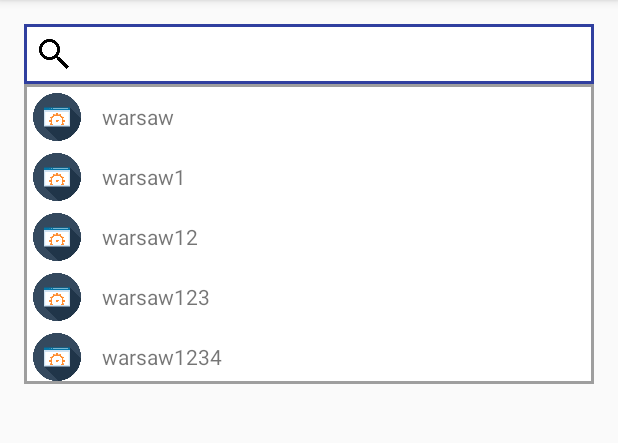
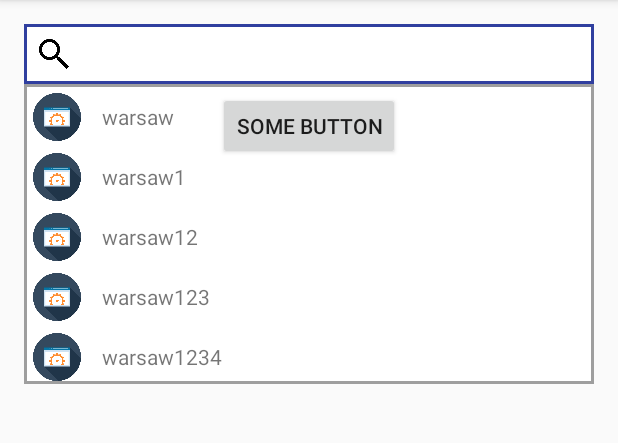
Before and after one commit to PiotrBandurski/ExpandableSearchView, an Android app: the screen it shows after launch (MainActivity), on a phone screen of 412 x 824 dp, the part 84-527 px from its top. Run offline under Robolectric (Android 15) with nearby library versions, the phone set to English and light mode, and no system bars; our stand-ins replace Picasso.

Commit message:
updated sample project

```diff
--- a/app/src/main/res/layout/activity_main.xml
+++ b/app/src/main/res/layout/activity_main.xml
@@ -11,29 +11,22 @@
     android:paddingTop="@dimen/activity_vertical_margin"
     tools:context="pl.piotrbandurski.expandablesearchview.MainActivity">
 
+    <Button
+        android:layout_width="wrap_content"
+        android:layout_height="45dp"
+        android:text="Some button"
+        android:id="@+id/button"
+        android:layout_marginTop="45dp"
+        android:layout_centerHorizontal="true" />
+
     <TextView
         android:layout_width="wrap_content"
         android:layout_height="20dp"
         android:text="Some Text "
+        android:id="@+id/textView"
+        android:layout_below="@+id/button"
         android:layout_centerHorizontal="true"
-        android:layout_marginTop="45dp" />
-
-    <TextView
-        android:layout_width="wrap_content"
-        android:layout_height="20dp"
-        android:text="Some Text 2"
-        android:id="@+id/textView"
-        android:layout_centerHorizontal="true"
-        android:layout_marginTop="75dp" />
-
-    <ImageView
-        android:layout_width="120dp"
-        android:layout_height="120dp"
-        android:src="@drawable/atom"
-        android:layout_below="@+id/textView"
-        android:layout_centerHorizontal="true"
-        android:layout_marginTop="10dp"
-        android:id="@+id/imageView" />
+        android:layout_marginTop="21dp" />
 
     <pl.piotrbandurski.expandablesearchview.views.ExpandableSearchView
         android:id="@+id/expandable_searchview"
@@ -45,6 +38,4 @@
         app:maxListHeight="200dp"
         app:singleItemHeight="40dp"
         />
-
-
 </RelativeLayout>
--- a/expandablesearchviewlibrary/src/main/java/pl/piotrbandurski/expandablesearchview/views/SlidingExpandableListView.java
+++ b/expandablesearchviewlibrary/src/main/java/pl/piotrbandurski/expandablesearchview/views/SlidingExpandableListView.java
@@ -108,7 +108,6 @@ class SlidingExpandableListView extends ListView {
         }
     }
 
-
     private int getHeightOfAllItemsInPx(){
         Adapter adapter = getAdapter();
         if (adapter == null || adapter.getCount() == 0){
@@ -119,7 +118,6 @@ class SlidingExpandableListView extends ListView {
         }
         return adapter.getCount() * singleItemHeight;
     }
-
 
     private void collapseListDueToEmptyAdapter(){
         if (getLayoutParams().height == 0) {
```
